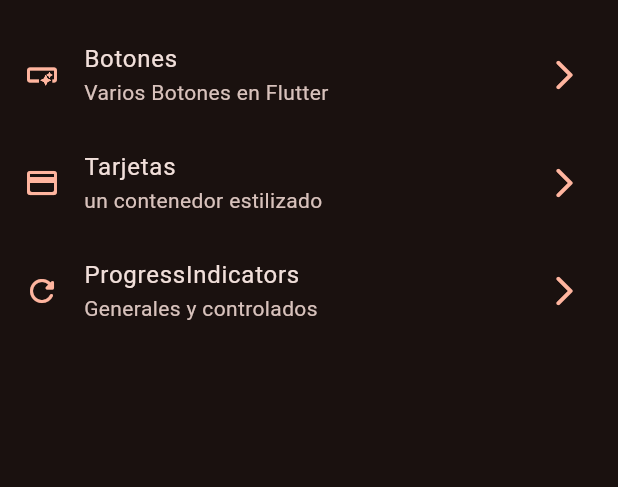
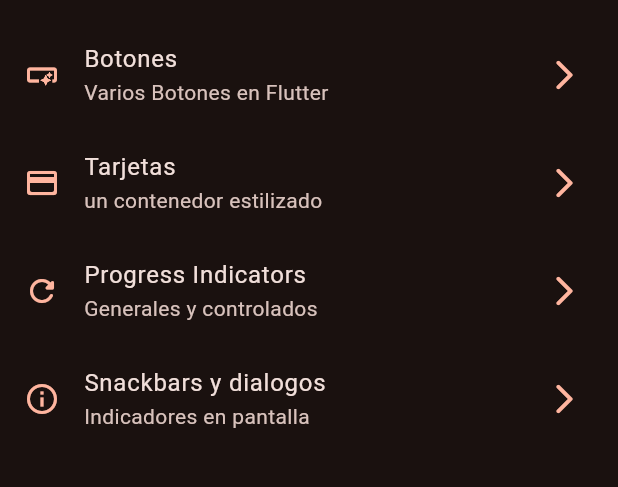
Before and after one commit to Erik-egam/Widgets_app, a Flutter app: the screen it shows after launch, on a phone screen of 412 x 824 dp, the part 63-550 px from its top. Run offline on Flutter 3.47's test engine with Material 3 defaults, Android fonts, the phone set to English and light mode, and no system bars; our stand-ins replace go_router.

Commit message:
Snackbars dialog terminado

```diff
--- a/lib/config/menu/menu_items.dart
+++ b/lib/config/menu/menu_items.dart
@@ -30,11 +30,18 @@ const appMenuItems = <MenuItems>[
     ),
 
     MenuItems(
-    title: "ProgressIndicators",
+    title: "Progress Indicators",
     subTitle: "Generales y controlados",
     link: '/progress',
     icon: Icons.refresh_rounded
     ),
 
+    MenuItems(
+    title: "Snackbars y dialogos",
+    subTitle: "Indicadores en pantalla",
+    link: '/snackbars',
+    icon: Icons.info_outline
+    ),
+
 
 ];
--- a/lib/config/router/app_router.dart
+++ b/lib/config/router/app_router.dart
@@ -25,9 +25,9 @@ final appRouter = GoRouter(
     ),
 
     GoRoute(
-      path: '/progress',
-      name: ProgressScreen.name,
-      builder: (context, state) => const ProgressScreen(),
+      path: '/snackbars',
+      name: SnackbarScreen.name,
+      builder: (context, state) => const SnackbarScreen(),
     ),
 
   ],
--- a/lib/main.dart
+++ b/lib/main.dart
@@ -12,6 +12,8 @@ class MainApp extends StatelessWidget {
   @override
   Widget build(BuildContext context) {
     return MaterialApp.router(
+      title: 'Flutter Widgets',
+
       debugShowCheckedModeBanner: false,
       theme: AppTheme(selectedColor: 2).getTheme(),
       routerConfig: appRouter,
```
Also changed, not shown: lib/presentation/screens/snackbar/snackbar_screen.dart (+70 -1 lines).
